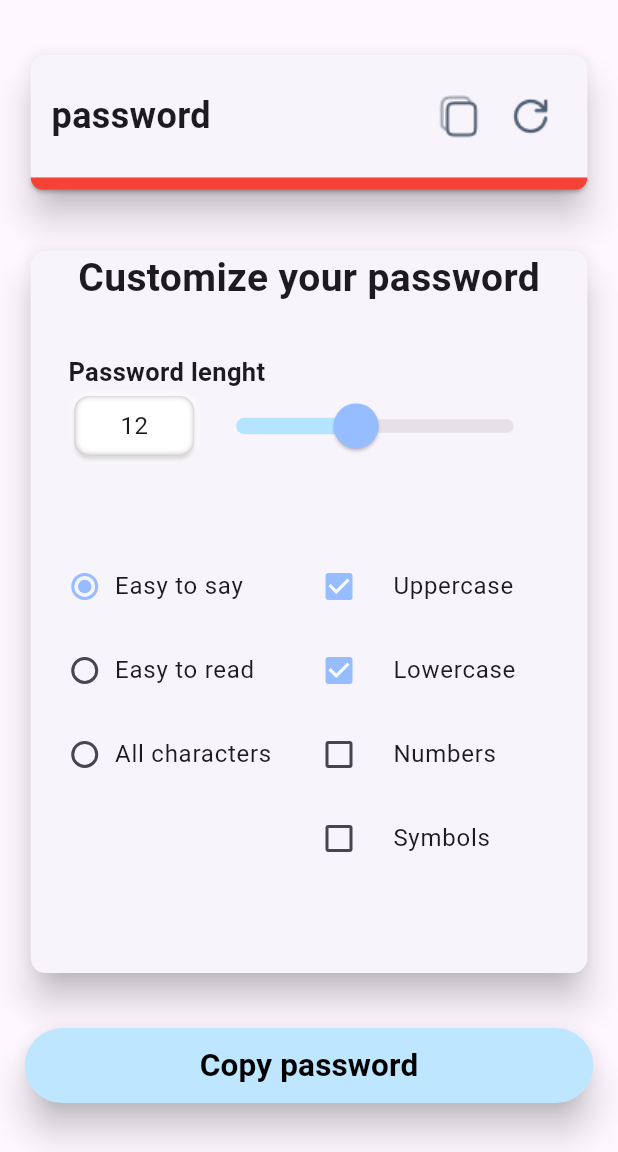
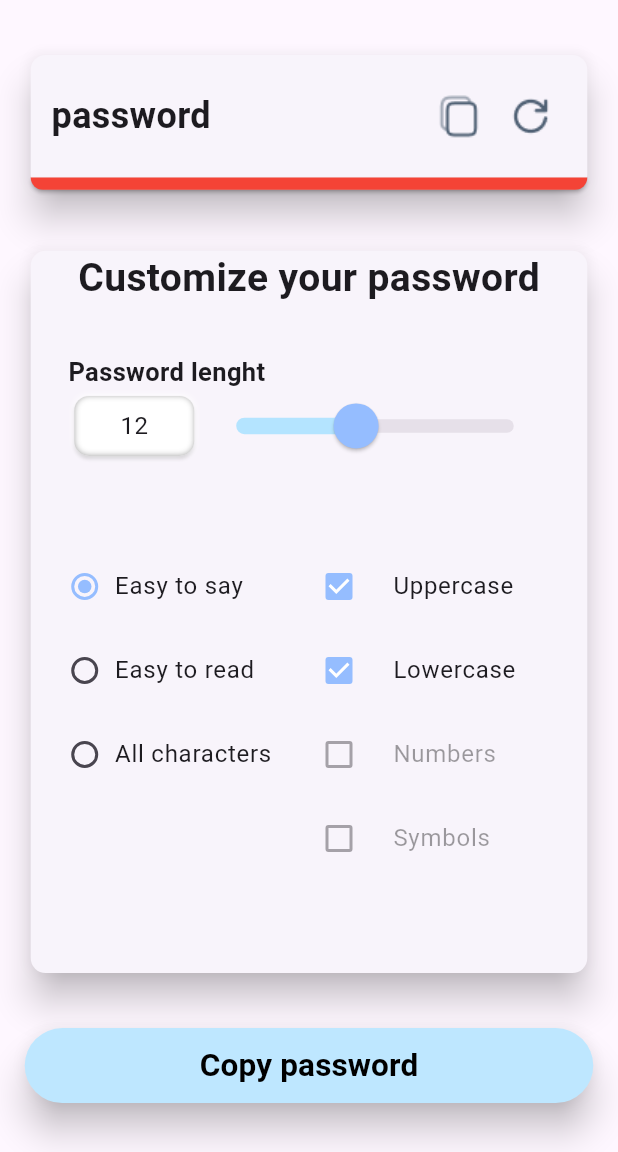
Before and after one commit to tortamque/Passlum, a Flutter app: the screen it shows after launch, after a tap on "Easy to say", on a phone screen of 412 x 824 dp, the part 84-1236 px from its top. Run offline on Flutter 3.47's test engine with Material 2 defaults, Android fonts, the phone set to English and light mode, and no system bars.

Commit message:
Implement _generateEasyToSayPassword method

```diff
--- a/lib/models/password_generator.dart
+++ b/lib/models/password_generator.dart
@@ -21,7 +21,13 @@ class PasswordGenerator {
     String password = "";
     String allowedCharacters = "";
 
-    //TODO: implement EasyToSay password generating :D
+    if(PasswordSettings().isUppercase) allowedCharacters += _capitalLetters;
+    if(PasswordSettings().isLowercase) allowedCharacters += _smallLetters;
+
+    for (var i = 0; i < lenght; i++) {
+      password += allowedCharacters[Random().nextInt(allowedCharacters.length - 1)];
+    }
+
     return password;
   }
 
--- a/lib/widgets/password_settings/password_customization_form/check_box.dart
+++ b/lib/widgets/password_settings/password_customization_form/check_box.dart
@@ -6,18 +6,20 @@ class CheckBox extends StatelessWidget {
   String title;
   bool value;
   Function(bool? newValue) onChanged;
-
+  bool isEnabled;
 
   CheckBox({
     required this.title,
     required this.value,
     required this.onChanged,
+    required this.isEnabled,
     super.key
   });
 
   @override
   Widget build(BuildContext context) {
     return CheckboxListTile(
+      enabled: isEnabled,
       contentPadding: EdgeInsets.zero,
       title: Text(title),
       controlAffinity: ListTileControlAffinity.leading,
--- a/lib/widgets/password_settings/password_customization_form/menus.dart
+++ b/lib/widgets/password_settings/password_customization_form/menus.dart
@@ -6,7 +6,10 @@ import 'package:passlum/widgets/password_settings/password_customization_form/ra
 
 // ignore: must_be_immutable
 class LeftMenu extends StatefulWidget {
+  final Function() onTypeChanged;
+
   const LeftMenu({
+    required this.onTypeChanged,
     super.key
   });
 
@@ -27,6 +30,13 @@ class _LeftMenuState extends State<LeftMenu> {
             onChanged: (PasswordType? newValue){
               setState(() {
                 PasswordSettings().type = newValue!;
+
+                PasswordSettings().isNumeric = false;
+                PasswordSettings().isSymbolic = false;
+                PasswordSettings().isUppercase = true;
+                PasswordSettings().isLowercase = true;
+
+                widget.onTypeChanged();
               });},
             value: PasswordType.easyToSay
           ),
@@ -37,6 +47,8 @@ class _LeftMenuState extends State<LeftMenu> {
             onChanged: (PasswordType? newValue){
               setState(() {
                 PasswordSettings().type = newValue!;
+
+                widget.onTypeChanged();
               });},
             value: PasswordType.easyToRead
           ),
@@ -47,6 +59,8 @@ class _LeftMenuState extends State<LeftMenu> {
             onChanged: (PasswordType? newValue){
               setState(() {
                 PasswordSettings().type = newValue!;
+
+                widget.onTypeChanged();
               });},
             value: PasswordType.allCharacters
           ),
@@ -92,6 +106,7 @@ class _RightMenuState extends State<RightMenu> {
                 checkValues(newValue!) ? PasswordSettings().isUppercase = newValue : null;
               });
             },
+            isEnabled: true,
           ),
           CheckBox(
             title: "Lowercase",
@@ -100,7 +115,8 @@ class _RightMenuState extends State<RightMenu> {
               setState(() {
                 checkValues(newValue!) ? PasswordSettings().isLowercase = newValue : null;
               });
-            }
+            },
+            isEnabled: true,
           ),
           CheckBox(
             title: "Numbers",
@@ -109,7 +125,8 @@ class _RightMenuState extends State<RightMenu> {
               setState(() {
                 PasswordSettings().type == PasswordType.easyToSay ? null : (checkValues(newValue!) ? PasswordSettings().isNumeric = newValue : null);
               });
-            }
+            },
+            isEnabled: PasswordSettings().type == PasswordType.easyToSay ? false : true,
           ),
           CheckBox(
             title: "Symbols",
@@ -118,7 +135,8 @@ class _RightMenuState extends State<RightMenu> {
               setState(() {
                 PasswordSettings().type == PasswordType.easyToSay ? null : (checkValues(newValue!) ? PasswordSettings().isSymbolic = newValue : null);
               });
-            }
+            },
+            isEnabled: PasswordSettings().type == PasswordType.easyToSay ? false : true,
           ),
         ],
       ),
--- a/lib/widgets/password_settings/password_customization_form/password_customization_form.dart
+++ b/lib/widgets/password_settings/password_customization_form/password_customization_form.dart
@@ -11,11 +11,16 @@ class PasswordCustomizationForm extends StatefulWidget {
 class _PasswordCustomizationFormState extends State<PasswordCustomizationForm> {
   @override
   Widget build(BuildContext context) {
-    return const Expanded(
+    return Expanded(
       flex: 9,
       child: Row(
         children: [
-          LeftMenu(),
+          LeftMenu(
+            onTypeChanged: (){
+              setState(() {
+              });
+            },
+          ),
 
           RightMenu()
         ],
```
